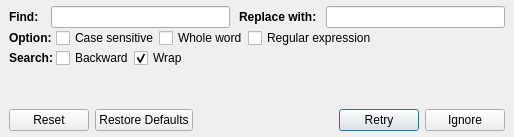
Above: library/tulip-python/designer/FindReplaceDialog.ui from Tulip-Dev/tulip before the change. Below: the same form after it.
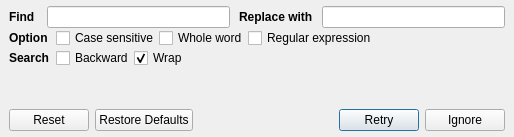
That is the form after the change.

```diff
--- a/library/tulip-python/designer/FindReplaceDialog.ui
+++ b/library/tulip-python/designer/FindReplaceDialog.ui
@@ -67,7 +67,7 @@
         </size>
        </property>
        <property name="text">
-        <string>Find: </string>
+        <string>Find </string>
        </property>
       </widget>
      </item>
@@ -89,7 +89,7 @@
         </size>
        </property>
        <property name="text">
-        <string>Replace with:</string>
+        <string>Replace with</string>
        </property>
       </widget>
      </item>
@@ -108,7 +108,7 @@
        <item>
         <widget class="QLabel" name="optionsLabel">
          <property name="text">
-          <string>Option:</string>
+          <string>Option </string>
          </property>
         </widget>
        </item>
@@ -121,7 +121,7 @@
           </sizepolicy>
          </property>
          <property name="text">
-          <string>Search:</string>
+          <string>Search </string>
          </property>
         </widget>
        </item>
```
